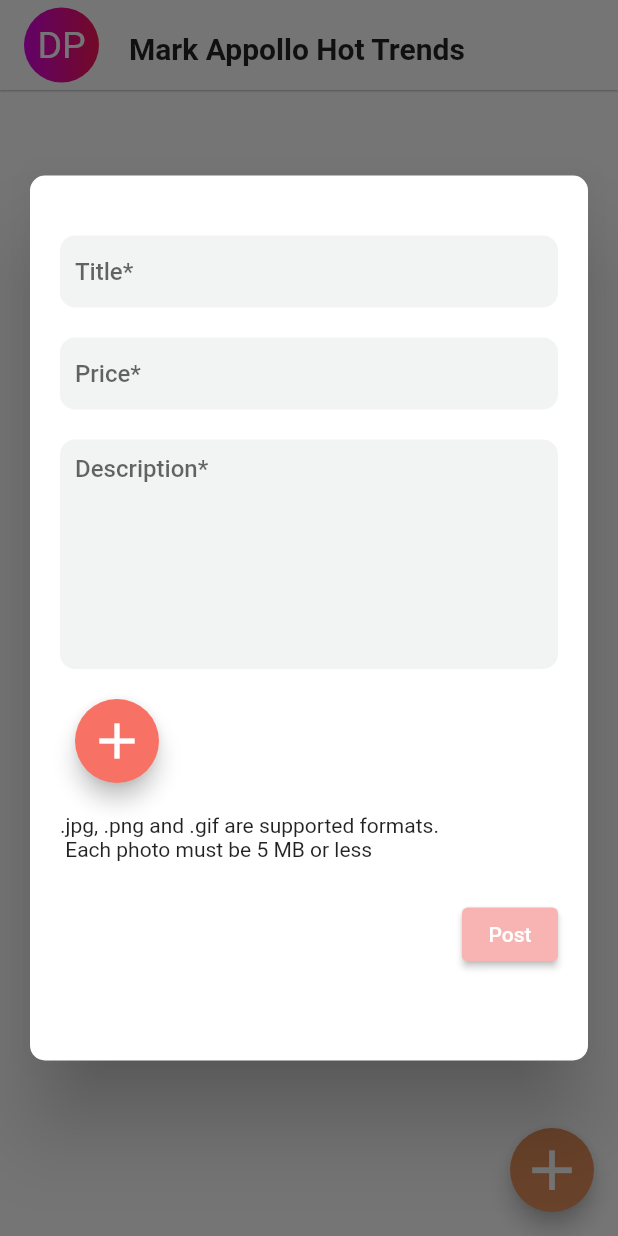
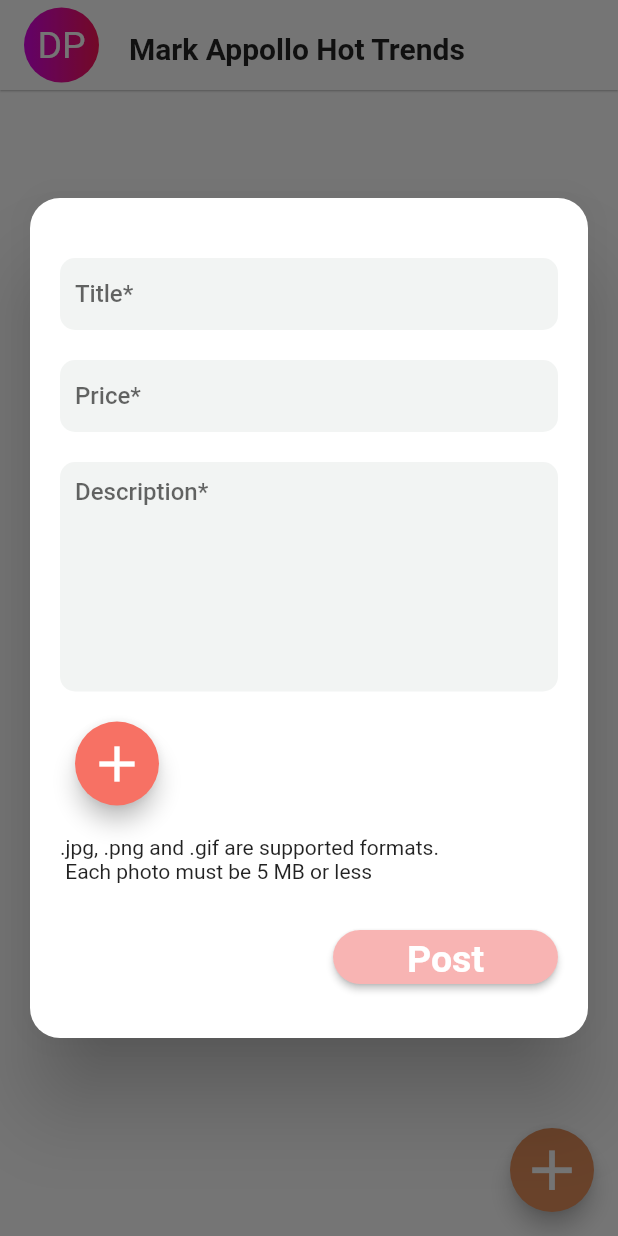
Before and after one commit to blaze308/studentproject, a Flutter app: the screen it shows after launch, after a tap on the "add" icon, on a phone screen of 412 x 824 dp. Run offline on Flutter 3.47's test engine with Material 2 defaults, Android fonts, the phone set to English and light mode, and no system bars; missing offline and left inert: mongo_dart.

Commit message:
second-merge

```diff
--- a/lib/main.dart
+++ b/lib/main.dart
@@ -170,11 +170,11 @@ class _MyAppState extends State<MyApp> {
           insetPadding: const EdgeInsets.all(20),
           alignment: Alignment.center,
           shape:
-              RoundedRectangleBorder(borderRadius: BorderRadius.circular(10)),
+              RoundedRectangleBorder(borderRadius: BorderRadius.circular(20)),
           child: Padding(
             padding: const EdgeInsets.all(20),
             child: Container(
-                height: 550,
+                height: 520,
                 child: Form(
                   key: formKey,
                   child: Column(
@@ -274,10 +274,15 @@ class _MyAppState extends State<MyApp> {
                       Align(
                         alignment: Alignment.centerRight,
                         child: ElevatedButton(
-                          style: ButtonStyle(
-                              backgroundColor: MaterialStateColor.resolveWith(
-                                  (states) => const Color.fromARGB(
-                                      255, 248, 180, 179))),
+                          style: ElevatedButton.styleFrom(
+                              fixedSize: const Size(150, 30),
+                              padding: const EdgeInsets.all(5),
+                              textStyle: const TextStyle(
+                                  fontSize: 25, fontWeight: FontWeight.bold),
+                              shape: RoundedRectangleBorder(
+                                  borderRadius: BorderRadius.circular(20)),
+                              backgroundColor:
+                                  const Color.fromARGB(255, 248, 180, 179)),
                           onPressed: () {},
                           child: const Text("Post"),
                         ),
```
